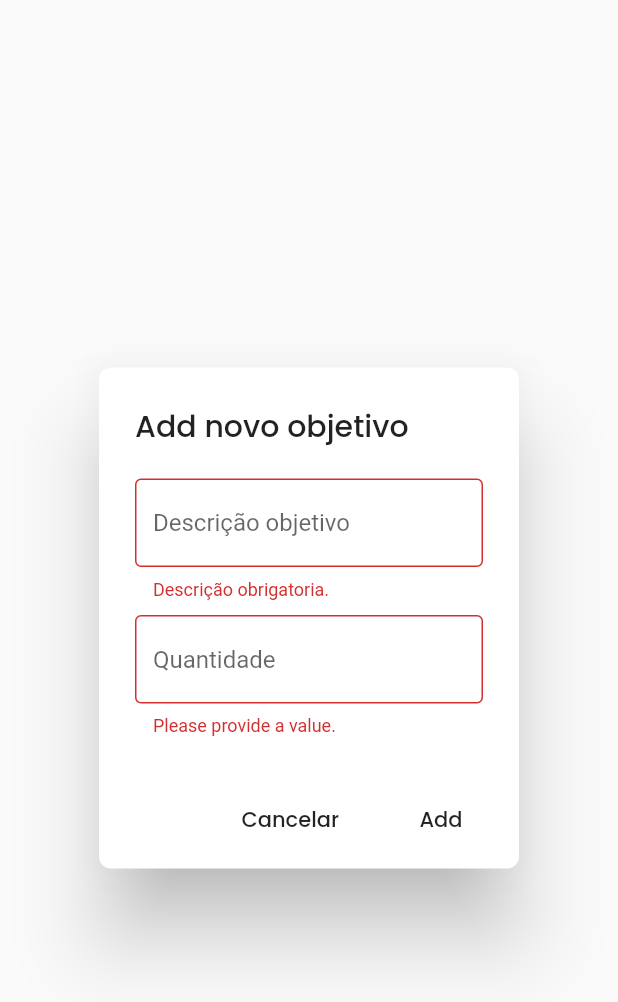
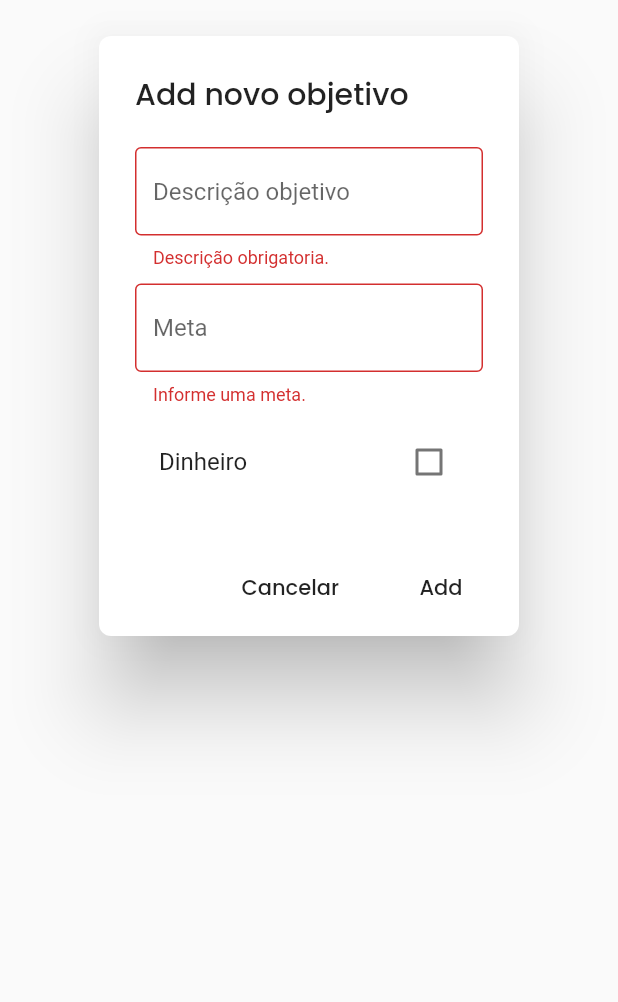
Before and after one commit to MaykeAlisson/agora_vai, a Flutter app: the NovoObjetivo widget shown alone on an empty page, opened directly, after a tap on "Add", on a phone screen of 412 x 824 dp. Shown: the top 1002 px of the screen. Run offline on Flutter 3.47's test engine with Material 2 defaults, Android fonts, the phone set to English and light mode, and no system bars; our stand-ins replace google_fonts, sqflite; accounts and stored records are empty.

Commit message:
(Feature) Criando novo objetivo

```diff
--- a/lib/ui/novo_objetivo_page.dart
+++ b/lib/ui/novo_objetivo_page.dart
@@ -1,4 +1,5 @@
 import 'package:agora_vai/db/DbHelper.dart';
+import 'package:agora_vai/model/Objetivo.dart';
 import 'package:flutter/cupertino.dart';
 import 'package:flutter/material.dart';
 import 'package:google_fonts/google_fonts.dart';
@@ -15,7 +16,9 @@ class _NovoObjetivoState extends State<NovoObjetivo> {
   final _form = GlobalKey<FormState>();
   List<String> _objetivos;
   String _objetivo;
+  int _meta;
   bool _isLoading = false;
+  bool _money = false;
 
   void initState() {
     super.initState();
@@ -59,6 +62,12 @@ class _NovoObjetivoState extends State<NovoObjetivo> {
       _isLoading = true;
     });
     try {
+
+      Objetivo objetivo = Objetivo(_objetivo, _meta, _money);
+      var salvarObjetivo = _db.salvarObjetivo(objetivo);
+      if(salvarObjetivo != null){
+      }
+
 //      bool success = await Provider.of<HomeProvider>(context).addObjetivo(_objetivo.toLowerCase());
 
 
@@ -71,9 +80,16 @@ class _NovoObjetivoState extends State<NovoObjetivo> {
     Navigator.of(context).pop();
   }
 
+  void _isMoney( bool money){
+    setState(() {
+      _money = money;
+    });
+  }
+
   @override
   Widget build(BuildContext context) {
-    return AlertDialog(
+    return SingleChildScrollView(
+      child: AlertDialog(
       shape: RoundedRectangleBorder(borderRadius: BorderRadius.circular(8)),
       title: Text("Add novo objetivo",
           style: GoogleFonts.poppins(
@@ -107,14 +123,14 @@ class _NovoObjetivoState extends State<NovoObjetivo> {
                       _objetivo = value;
                     });
                   },
-//                  onFieldSubmitted: (value) {
-//                    _salvar();
-//                  },
+                  onFieldSubmitted: (value) {
+                    _salvar();
+                  },
                 ),
                 SizedBox(height: 10,),
                 TextFormField(
                   decoration: InputDecoration(
-                      hintText: "Quantidade",
+                      hintText: "Meta",
                       border: OutlineInputBorder()
                   ),
                   autocorrect: true,
@@ -122,16 +138,21 @@ class _NovoObjetivoState extends State<NovoObjetivo> {
                   textCapitalization: TextCapitalization.sentences,
                   validator: (value){
                     if (value.isEmpty) {
-                      return 'Please provide a value.';
+                      return 'Informe uma meta.';
                     }
                     return null;
                   },
-                  onFieldSubmitted: (value){
+                  onChanged: (value) {
                     setState(() {
-//                      _taskName= value;
+                      _meta = int.parse(value);
                     });
                   },
+                  onFieldSubmitted: (value){
+                   _salvar();
+                  },
                 ),
+                SizedBox(height: 10,),
+                CheckboxListTile(title: Text("Dinheiro"), value: _money, onChanged: _isMoney)
               ],
             )
           )
@@ -159,6 +180,7 @@ class _NovoObjetivoState extends State<NovoObjetivo> {
           },
         ),
       ],
+    ),
     );
   }
 }
```
